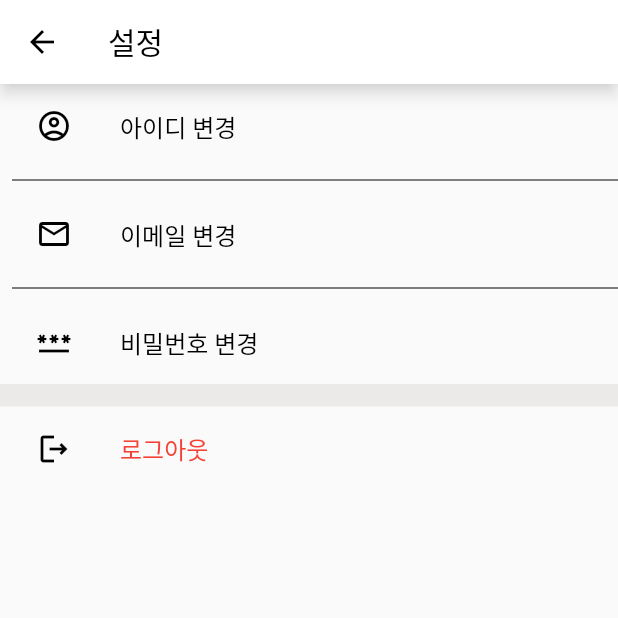
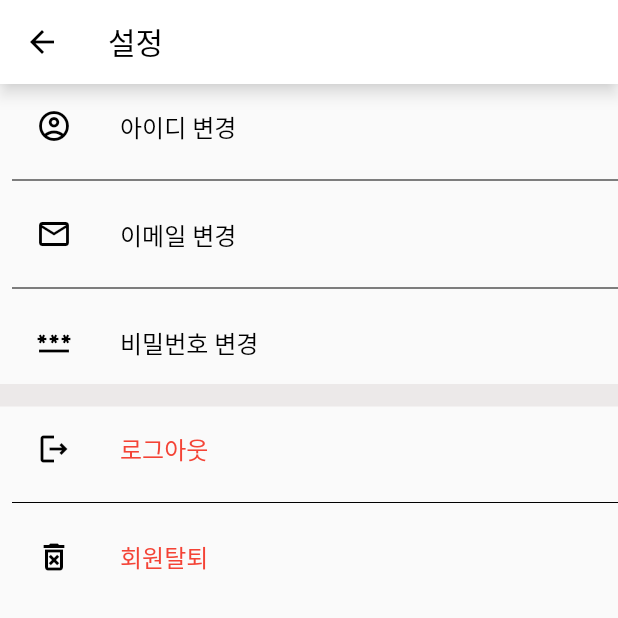
Before and after one commit to sangohkim/newbie_project_alvin, a Flutter app: the screen it shows once a user with an empty profile is signed in, item 3 of the bottom bar chosen, after a tap on the "settings" icon, on a phone screen of 412 x 824 dp, the top half of it. Run offline on Flutter 3.47's test engine with Material 2 defaults, Android fonts, the phone set to English and light mode, and no system bars; our stand-ins replace cloud_firestore, firebase_auth, firebase_core, firebase_storage, image_picker; missing offline and left inert: flutterfire_ui; accounts and stored records are empty.

Commit message:
이미지 저장 기능 오류 발생, 회원탈퇴기능 추가

```diff
--- a/tposhare/lib/Settings.dart
+++ b/tposhare/lib/Settings.dart
@@ -1,6 +1,7 @@
 import 'package:flutter/material.dart';
 import 'package:firebase_auth/firebase_auth.dart';
 import 'package:firebase_core/firebase_core.dart';
+import 'package:cloud_firestore/cloud_firestore.dart';
 
 import 'package:tposhare/ChangingAccount/ChangeID.dart';
 import 'package:tposhare/ChangingAccount/ChangeEmail.dart';
@@ -13,7 +14,11 @@ class mySettings extends StatelessWidget {
     Icons.mail_outlined,
     Icons.password_outlined
   ];
-  final settingList2 = <String>['로그아웃'];
+  final settingList2 = <String>['로그아웃', '회원탈퇴'];
+  final settingList2Icon = <IconData>[
+    Icons.logout_outlined,
+    Icons.delete_forever_outlined,
+  ];
 
   @override
   Widget build(BuildContext context) {
@@ -103,13 +108,21 @@ class mySettings extends StatelessWidget {
               ),
               itemBuilder: (BuildContext context, int index) {
                 return ListTile(
-                  leading: Icon(Icons.logout_outlined, color: Colors.black),
+                  leading: Icon(settingList2Icon[index], color: Colors.black),
                   title: Text('${settingList2[index]}'),
                   textColor: Colors.red,
-                  onTap: () {
+                  onTap: () async {
                     if (index == 0) {
                       Navigator.pop(context);
                       FirebaseAuth.instance.signOut();
+                    } else if (index == 1) {
+                      Navigator.pop(context);
+                      final user = FirebaseAuth.instance.currentUser;
+                      await FirebaseFirestore.instance
+                          .collection('user')
+                          .doc(user!.uid)
+                          .delete();
+                      await user.delete();
                     }
                   },
                 );
--- a/tposhare/lib/body_Home.dart
+++ b/tposhare/lib/body_Home.dart
@@ -25,7 +25,16 @@ class _bodyHomeState extends State<bodyHome> {
       ),
       body: Column(
         children: [
-          Container(),
+          Container(
+            padding: EdgeInsets.only(left: 15.0),
+            child: Text(
+              '최근에 업로드된 게시물이에요:)',
+              style: TextStyle(
+                color: Colors.black,
+                fontSize: 15,
+              ),
+            ),
+          ),
         ],
       ),
     );
--- a/tposhare/lib/main.dart
+++ b/tposhare/lib/main.dart
@@ -1,7 +1,6 @@
 import 'package:flutter/material.dart';
 import 'package:firebase_auth/firebase_auth.dart';
 import 'package:firebase_core/firebase_core.dart';
-import 'package:flutterfire_ui/auth.dart';
 import 'package:tposhare/Control.dart';
 import 'package:tposhare/LoginSignUp.dart';
 import 'package:tposhare/body_Polls.dart';
--- a/tposhare/pubspec.yaml
+++ b/tposhare/pubspec.yaml
@@ -42,6 +42,7 @@ dependencies:
   get:
   cloud_firestore:
   image_picker: ^0.8.5+3
+  firebase_storage:
 
 dev_dependencies:
   flutter_test:
```
Also changed, not shown: tposhare/lib/body_Polls.dart (+19 -3 lines), tposhare/pubspec.lock, 1 other file.
